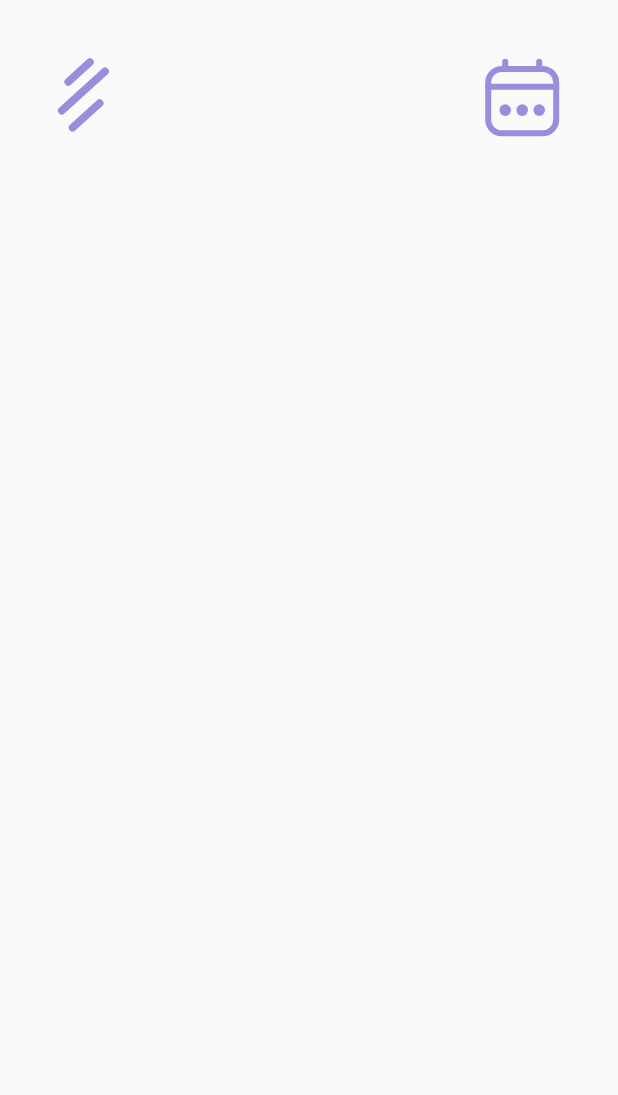
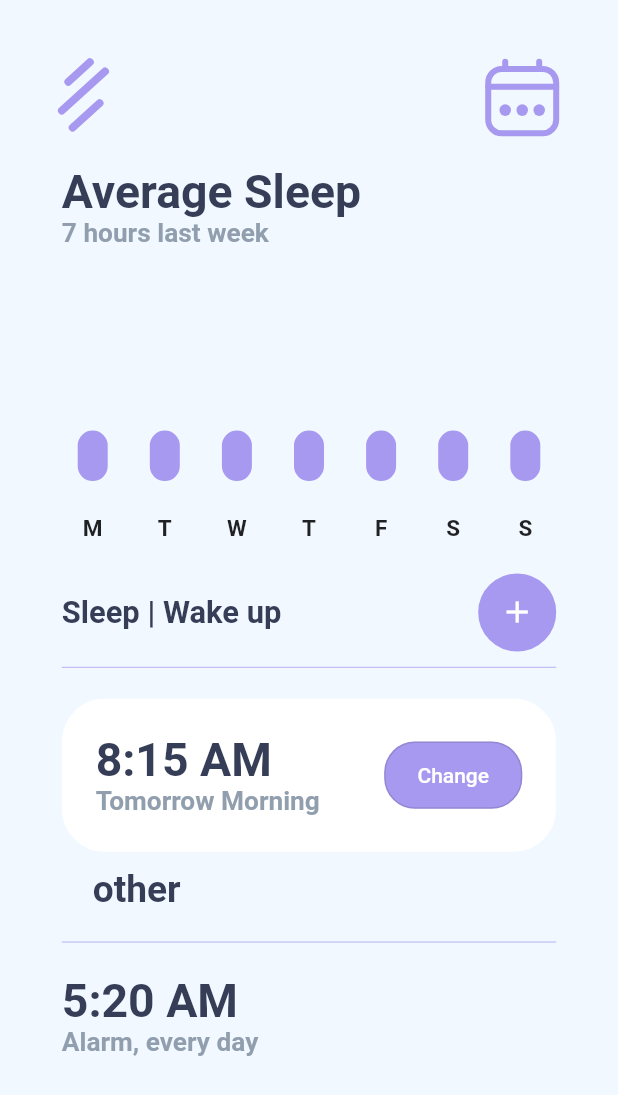
Before and after one commit to dalyathan/Iphone-Alarm, a Flutter app: the screen it shows after launch, on a phone screen of 412 x 824 dp. Shown: the top 1095 px of the screen. Run offline on Flutter 3.47's test engine with Material 2 defaults, Android fonts, the phone set to English and light mode, and no system bars.

Commit message:
done with most of the main page

```diff
--- a/alarm/lib/main.dart
+++ b/alarm/lib/main.dart
@@ -16,7 +16,7 @@ class MyApp extends StatelessWidget {
       theme: ThemeData(
         primarySwatch: Colors.blue,
       ),
-      home: const MainPage(),
+      home: MainPage(),
     );
   }
 }
--- a/alarm/lib/screens/main_page.dart
+++ b/alarm/lib/screens/main_page.dart
@@ -1,23 +1,78 @@
+import 'package:alarm/widgets/containers/heading.dart';
 import 'package:alarm/widgets/containers/main_page_top_row.dart';
+import 'package:alarm/widgets/containers/other_alarms.dart';
+import 'package:alarm/widgets/containers/sleep_wake_up.dart';
+import 'package:alarm/widgets/containers/tommorrow_alarm.dart';
+import 'package:alarm/widgets/containers/week_days.dart';
 import 'package:flutter/material.dart';
 
 class MainPage extends StatelessWidget {
-  const MainPage({Key? key}) : super(key: key);
+  late Size size;
+  double smallerMarginRatio = 0.025;
+  double horizontalPadding = 0.1;
+  double verticalPadding = 0.05;
+  MainPage({Key? key}) : super(key: key);
 
   @override
   Widget build(BuildContext context) {
-    Size size = MediaQuery.of(context).size;
+    size = MediaQuery.of(context).size;
     return Scaffold(
+      backgroundColor: const Color.fromRGBO(241, 248, 255, 1),
       body: SafeArea(
           child: Padding(
         padding: EdgeInsets.symmetric(
-            horizontal: size.width * 0.05, vertical: size.height * 0.05),
+            horizontal: size.width * horizontalPadding,
+            vertical: size.height * verticalPadding),
         child: Column(
-          children: const [
-            MainPageTopRow(),
+          crossAxisAlignment: CrossAxisAlignment.start,
+          children: [
+            const MainPageTopRow(),
+            SizedBox(height: size.height * smallerMarginRatio),
+            const Heading(
+              mainTitle: "Average Sleep",
+              smallerTitle: "7 hours last week",
+            ),
+            SizedBox(height: size.height * smallerMarginRatio),
+            const WeekDays(),
+            SizedBox(height: size.height * smallerMarginRatio),
+            const SleepWakeUp(),
+            SizedBox(height: size.height * smallerMarginRatio / 2),
+            horizontalRule(),
+            SizedBox(height: size.height * smallerMarginRatio),
+            const TomorrowAlarm(),
+            SizedBox(height: size.height * smallerMarginRatio / 2),
+            other(),
+            SizedBox(height: size.height * smallerMarginRatio),
+            horizontalRule(),
+            SizedBox(height: size.height * smallerMarginRatio),
+            const OtherAlarms(),
           ],
         ),
       )),
     );
   }
+
+  Container horizontalRule() {
+    return Container(
+      color: const Color.fromRGBO(167, 153, 240, 1),
+      height: 0.5,
+      width: size.width * (1 - 2 * horizontalPadding),
+    );
+  }
+
+  Padding other() {
+    return Padding(
+      padding: EdgeInsets.symmetric(horizontal: size.width * 0.05),
+      child: Text("other",
+          style: TextStyle(
+              color: const Color.fromRGBO(
+                54,
+                61,
+                86,
+                1,
+              ),
+              fontWeight: FontWeight.bold,
+              fontSize: size.width * 0.005 * 12)),
+    );
+  }
 }
--- /dev/null
+++ b/alarm/lib/widgets/containers/custom_switch.dart
@@ -0,0 +1,10 @@
+import 'package:flutter/material.dart';
+
+class CustomSwitch extends StatelessWidget {
+  const CustomSwitch({Key? key}) : super(key: key);
+
+  @override
+  Widget build(BuildContext context) {
+    return Container();
+  }
+}
--- /dev/null
+++ b/alarm/lib/widgets/containers/day_bar.dart
@@ -0,0 +1,32 @@
+import 'package:alarm/widgets/icons/bar.dart';
+import 'package:flutter/material.dart';
+import 'dart:math';
+
+class DayBar extends StatefulWidget {
+  final String day;
+  double marginRatio = 0.04;
+  DayBar({Key? key, required this.day}) : super(key: key);
+
+  @override
+  _DayBarState createState() => _DayBarState();
+}
+
+class _DayBarState extends State<DayBar> {
+  @override
+  Widget build(BuildContext context) {
+    Size size = MediaQuery.of(context).size;
+    Random rd = Random();
+    return Column(
+      children: [
+        BarIcon(fillHeight: rd.nextDouble()),
+        SizedBox(
+          height: size.height * widget.marginRatio,
+        ),
+        Text(
+          widget.day,
+          style: const TextStyle(fontWeight: FontWeight.bold, fontSize: 15),
+        )
+      ],
+    );
+  }
+}
--- /dev/null
+++ b/alarm/lib/widgets/containers/heading.dart
@@ -0,0 +1,40 @@
+import 'package:flutter/material.dart';
+
+class Heading extends StatelessWidget {
+  final String mainTitle;
+  final String smallerTitle;
+  const Heading({Key? key, required this.mainTitle, required this.smallerTitle})
+      : super(key: key);
+
+  @override
+  Widget build(BuildContext context) {
+    Size size = MediaQuery.of(context).size;
+    return Column(
+      crossAxisAlignment: CrossAxisAlignment.start,
+      children: [
+        Text(mainTitle,
+            style: TextStyle(
+                color: const Color.fromRGBO(
+                  54,
+                  61,
+                  86,
+                  1,
+                ),
+                fontWeight: FontWeight.bold,
+                fontSize: size.width * 0.005 * 15)),
+        Text(
+          smallerTitle,
+          style: TextStyle(
+              color: const Color.fromRGBO(
+                144,
+                158,
+                174,
+                1,
+              ),
+              fontWeight: FontWeight.bold,
+              fontSize: size.width * 0.005 * 8.5),
+        )
+      ],
+    );
+  }
+}
--- /dev/null
+++ b/alarm/lib/widgets/containers/other_alarms.dart
@@ -0,0 +1,15 @@
+import 'package:alarm/widgets/containers/heading.dart';
+import 'package:flutter/material.dart';
+
+class OtherAlarms extends StatelessWidget {
+  const OtherAlarms({Key? key}) : super(key: key);
+
+  @override
+  Widget build(BuildContext context) {
+    return Row(
+      children: const [
+        Heading(mainTitle: "5:20 AM", smallerTitle: "Alarm, every day")
+      ],
+    );
+  }
+}
--- /dev/null
+++ b/alarm/lib/widgets/containers/sleep_wake_up.dart
@@ -0,0 +1,37 @@
+import 'package:flutter/material.dart';
+
+class SleepWakeUp extends StatelessWidget {
+  const SleepWakeUp({Key? key}) : super(key: key);
+
+  @override
+  Widget build(BuildContext context) {
+    Size size = MediaQuery.of(context).size;
+    return Row(
+      mainAxisAlignment: MainAxisAlignment.spaceBetween,
+      children: [
+        Text("Sleep | Wake up",
+            style: TextStyle(
+                color: const Color.fromRGBO(
+                  54,
+                  61,
+                  86,
+                  1,
+                ),
+                fontWeight: FontWeight.bold,
+                fontSize: size.width * 0.005 * 10)),
+        Container(
+          decoration: BoxDecoration(
+              borderRadius: BorderRadius.circular(size.height * 0.1),
+              color: const Color.fromRGBO(167, 153, 240, 1),
+              border: Border.all(
+                  width: 2, color: const Color.fromRGBO(167, 153, 240, 1))),
+          child: IconButton(
+            onPressed: () => {},
+            icon: const Icon(Icons.add),
+            color: Colors.white,
+          ),
+        )
+      ],
+    );
+  }
+}
--- /dev/null
+++ b/alarm/lib/widgets/containers/tommorrow_alarm.dart
@@ -0,0 +1,55 @@
+import 'package:flutter/material.dart';
+
+import 'heading.dart';
+
+class TomorrowAlarm extends StatelessWidget {
+  const TomorrowAlarm({Key? key}) : super(key: key);
+
+  @override
+  Widget build(BuildContext context) {
+    Size size = MediaQuery.of(context).size;
+    return Container(
+      decoration: BoxDecoration(
+          borderRadius: BorderRadius.circular(size.height * 0.035),
+          color: const Color.fromRGBO(255, 255, 255, 1),
+          border: Border.all(
+              width: 2, color: const Color.fromRGBO(255, 255, 255, 1))),
+      child: Padding(
+        padding: EdgeInsets.symmetric(
+            horizontal: size.width * 0.05, vertical: size.height * 0.025),
+        child: Row(
+          mainAxisAlignment: MainAxisAlignment.spaceBetween,
+          children: [
+            const Heading(
+              mainTitle: "8:15 AM",
+              smallerTitle: "Tomorrow Morning",
+            ),
+            OutlinedButton(
+              onPressed: null,
+              style: ButtonStyle(
+                backgroundColor: MaterialStateProperty.all<Color>(
+                  const Color.fromRGBO(167, 153, 240, 1),
+                ),
+                shape: MaterialStateProperty.all(RoundedRectangleBorder(
+                    side: const BorderSide(
+                      color: Color.fromRGBO(167, 153, 240, 1),
+                      width: 0.05, /*style: BorderStyle.solid*/
+                    ),
+                    borderRadius: BorderRadius.circular(size.height * 0.025))),
+              ),
+              child: Padding(
+                padding: EdgeInsets.symmetric(
+                    vertical: size.height * 0.0175,
+                    horizontal: size.width * 0.015),
+                child: const Text(
+                  "Change",
+                  style: TextStyle(color: Colors.white),
+                ),
+              ),
+            ),
+          ],
+        ),
+      ),
+    );
+  }
+}
--- a/alarm/lib/widgets/containers/top_row.dart
+++ b/alarm/lib/widgets/containers/top_row.dart
@@ -14,7 +14,7 @@ class _TopRowState extends State<TopRow> {
   Widget build(BuildContext context) {
     Size size = MediaQuery.of(context).size;
     return Padding(
-      padding: EdgeInsets.symmetric(horizontal: size.width * 0.05),
+      padding: EdgeInsets.symmetric(horizontal: size.width * 0.00),
       child: Row(
         mainAxisAlignment: MainAxisAlignment.spaceBetween,
         children: [
--- /dev/null
+++ b/alarm/lib/widgets/containers/week_days.dart
@@ -0,0 +1,22 @@
+import 'package:alarm/widgets/containers/day_bar.dart';
+import 'package:flutter/material.dart';
+
+class WeekDays extends StatelessWidget {
+  const WeekDays({Key? key}) : super(key: key);
+
+  @override
+  Widget build(BuildContext context) {
+    return Row(
+      mainAxisAlignment: MainAxisAlignment.spaceBetween,
+      children: [
+        DayBar(day: 'M'),
+        DayBar(day: 'T'),
+        DayBar(day: 'W'),
+        DayBar(day: 'T'),
+        DayBar(day: 'F'),
+        DayBar(day: 'S'),
+        DayBar(day: 'S')
+      ],
+    );
+  }
+}
--- /dev/null
+++ b/alarm/lib/widgets/icons/bar.dart
@@ -0,0 +1,24 @@
+import 'package:alarm/widgets/painters/bar.dart';
+import 'package:flutter/material.dart';
+
+class BarIcon extends StatefulWidget {
+  final double fillHeight;
+  const BarIcon({Key? key, required this.fillHeight}) : super(key: key);
+
+  @override
+  _BarIconState createState() => _BarIconState();
+}
+
+class _BarIconState extends State<BarIcon> {
+  late Size size;
+
+  @override
+  Widget build(BuildContext context) {
+    size = MediaQuery.of(context).size;
+    Size iconSize = Size(size.width * 0.1, size.height * 0.15);
+    return CustomPaint(
+      painter: BarPainter(widget.fillHeight),
+      size: iconSize,
+    );
+  }
+}
--- a/alarm/lib/widgets/painters/bag.dart
+++ b/alarm/lib/widgets/painters/bag.dart
@@ -4,7 +4,7 @@ class BagPainter extends CustomPainter {
   @override
   void paint(Canvas canvas, Size size) {
     Paint brush = Paint();
-    brush.color = const Color.fromRGBO(154, 141, 221, 1);
+    brush.color = const Color.fromRGBO(167, 153, 240, 1);
     brush.strokeWidth = 4;
     brush.strokeCap = StrokeCap.round;
     brush.style = PaintingStyle.stroke;
--- /dev/null
+++ b/alarm/lib/widgets/painters/bar.dart
@@ -0,0 +1,25 @@
+import 'package:flutter/material.dart';
+
+class BarPainter extends CustomPainter {
+  final double fillHeight;
+
+  BarPainter(this.fillHeight);
+  @override
+  void paint(Canvas canvas, Size size) {
+    Paint brush = Paint();
+    brush.color = const Color.fromRGBO(167, 153, 240, 1);
+    brush.strokeWidth = 20;
+    brush.strokeCap = StrokeCap.round;
+    brush.style = PaintingStyle.fill;
+
+    Offset top = Offset(size.width / 2, size.height * (1 - fillHeight));
+    Offset bottom = Offset(size.width / 2, size.height);
+
+    canvas.drawLine(top, bottom, brush);
+  }
+
+  @override
+  bool shouldRepaint(covariant CustomPainter oldDelegate) {
+    return false;
+  }
+}
--- a/alarm/lib/widgets/painters/finger_print.dart
+++ b/alarm/lib/widgets/painters/finger_print.dart
@@ -4,7 +4,7 @@ class FingerPrintPainter extends CustomPainter {
   @override
   void paint(Canvas canvas, Size size) {
     Paint brush = Paint();
-    brush.color = const Color.fromRGBO(154, 141, 221, 1);
+    brush.color = const Color.fromRGBO(167, 153, 240, 1);
     brush.strokeWidth = 6 - 24 / size.width;
     brush.strokeCap = StrokeCap.round;
     double gapRatio = 0.35;
--- /dev/null
+++ b/alarm/lib/widgets/painters/switch_background.dart
@@ -0,0 +1,11 @@
+import 'package:flutter/material.dart';
+
+class SwitchBackground extends CustomPainter {
+  @override
+  void paint(Canvas canvas, Size size) {}
+
+  @override
+  bool shouldRepaint(covariant CustomPainter oldDelegate) {
+    return false;
+  }
+}
--- /dev/null
+++ b/alarm/lib/widgets/painters/switch_button.dart
@@ -0,0 +1,11 @@
+import 'package:flutter/material.dart';
+
+class SwitchButtonPainter extends CustomPainter {
+  @override
+  void paint(Canvas canvas, Size size) {}
+
+  @override
+  bool shouldRepaint(covariant CustomPainter oldDelegate) {
+    return true;
+  }
+}
```
